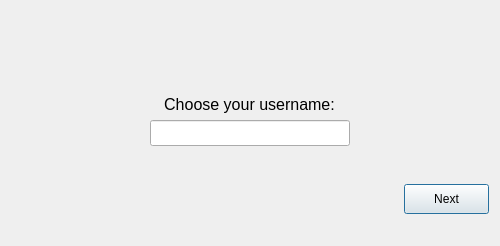
savoirfairelinux/jami-client-windows, file wizarddialog.ui: the form before one commit.
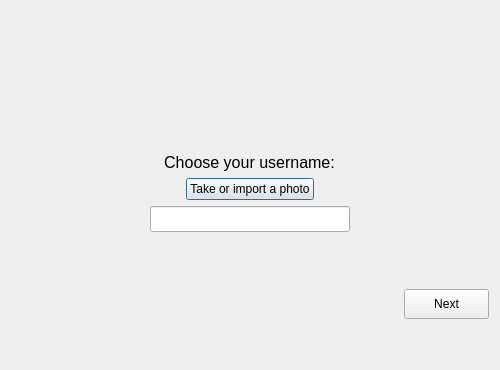
The form after the commit. Icons and pictures are not drawn.

Commit message:
Allow user to take or choose a photo as their avatar
Tuleap: #TBD

Diff of the .ui file:
```diff
--- a/wizarddialog.ui
+++ b/wizarddialog.ui
@@ -7,7 +7,7 @@
     <x>0</x>
     <y>0</y>
     <width>500</width>
-    <height>246</height>
+    <height>370</height>
    </rect>
   </property>
   <property name="sizePolicy">
@@ -19,7 +19,7 @@
   <property name="minimumSize">
    <size>
     <width>500</width>
-    <height>246</height>
+    <height>370</height>
    </size>
   </property>
   <property name="windowTitle">
@@ -75,6 +75,25 @@
      </property>
     </spacer>
    </item>
+   <item alignment="Qt::AlignHCenter">
+    <widget class="QLabel" name="avatar">
+     <property name="maximumSize">
+      <size>
+       <width>74</width>
+       <height>74</height>
+      </size>
+     </property>
+     <property name="text">
+      <string/>
+     </property>
+     <property name="pixmap">
+      <pixmap resource="ressources.qrc">:/images/user/btn-default-userpic.svg</pixmap>
+     </property>
+     <property name="scaledContents">
+      <bool>true</bool>
+     </property>
+    </widget>
+   </item>
    <item alignment="Qt::AlignHCenter">
     <widget class="QLabel" name="label">
      <property name="font">
@@ -93,6 +112,13 @@
      </property>
     </widget>
    </item>
+   <item alignment="Qt::AlignHCenter">
+    <widget class="QPushButton" name="pushButton">
+     <property name="text">
+      <string>Take or import a photo</string>
+     </property>
+    </widget>
+   </item>
    <item alignment="Qt::AlignHCenter">
     <widget class="QLineEdit" name="usernameEdit">
      <property name="minimumSize">
```
The commit also changes 7 other files.
